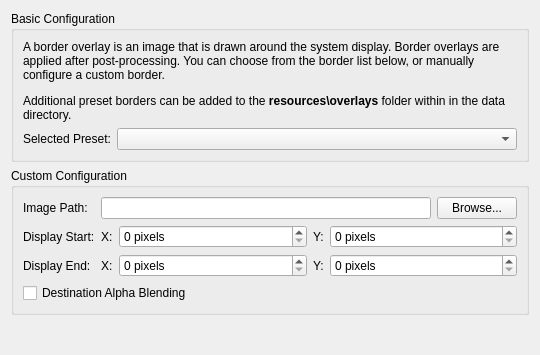
This is src/duckstation-qt/postprocessingoverlayconfigwidget.ui in kofxi3584karlayang/duckstation as Qt 5 draws it before an edit. The edited form follows.
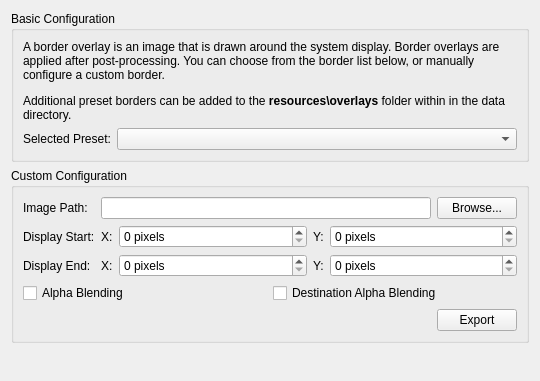
This is the edited form.

Commit message: GPU: Add alpha blending support to overlay

Patch:
```diff
--- a/src/duckstation-qt/postprocessingoverlayconfigwidget.ui
+++ b/src/duckstation-qt/postprocessingoverlayconfigwidget.ui
@@ -7,7 +7,7 @@
     <x>0</x>
     <y>0</y>
     <width>540</width>
-    <height>355</height>
+    <height>381</height>
    </rect>
   </property>
   <property name="windowTitle">
@@ -115,10 +115,10 @@
         </item>
        </layout>
       </item>
-      <item row="3" column="0" colspan="2">
-       <widget class="QCheckBox" name="alphaBlend">
+      <item row="2" column="0">
+       <widget class="QLabel" name="label_9">
         <property name="text">
-         <string>Destination Alpha Blending</string>
+         <string>Display End:</string>
         </property>
        </widget>
       </item>
@@ -160,12 +160,47 @@
         </item>
        </layout>
       </item>
-      <item row="2" column="0">
-       <widget class="QLabel" name="label_9">
-        <property name="text">
-         <string>Display End:</string>
-        </property>
-       </widget>
+      <item row="3" column="0" colspan="2">
+       <layout class="QGridLayout" name="gridLayout" columnstretch="1,1">
+        <item row="0" column="1">
+         <widget class="QCheckBox" name="destinationAlphaBlend">
+          <property name="text">
+           <string>Destination Alpha Blending</string>
+          </property>
+         </widget>
+        </item>
+        <item row="0" column="0">
+         <widget class="QCheckBox" name="alphaBlend">
+          <property name="text">
+           <string>Alpha Blending</string>
+          </property>
+         </widget>
+        </item>
+        <item row="1" column="1">
+         <layout class="QHBoxLayout" name="horizontalLayout_4">
+          <item>
+           <spacer name="horizontalSpacer">
+            <property name="orientation">
+             <enum>Qt::Orientation::Horizontal</enum>
+            </property>
+            <property name="sizeHint" stdset="0">
+             <size>
+              <width>1</width>
+              <height>1</height>
+             </size>
+            </property>
+           </spacer>
+          </item>
+          <item>
+           <widget class="QPushButton" name="exportCustomConfig">
+            <property name="text">
+             <string>Export</string>
+            </property>
+           </widget>
+          </item>
+         </layout>
+        </item>
+       </layout>
       </item>
      </layout>
     </widget>
```
The commit also changes 8 other files.
